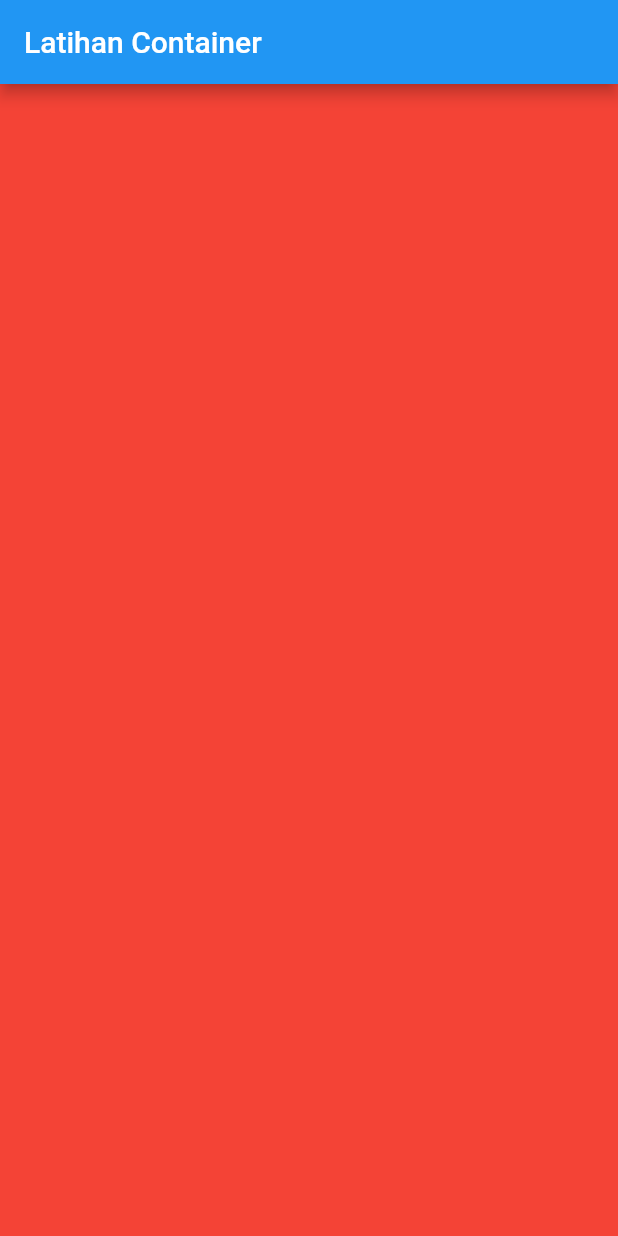
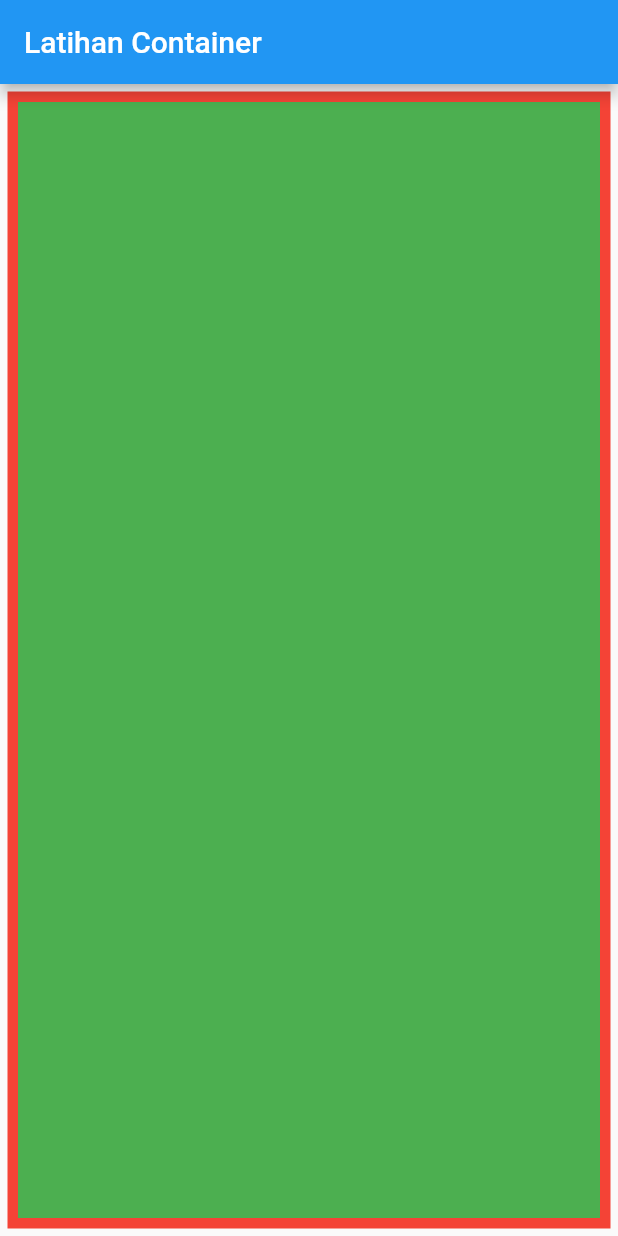
Before and after one commit to fioMei/latihan_container, a Flutter app: the screen it shows after launch, on a phone screen of 412 x 824 dp. Run offline on Flutter 3.47's test engine with Material 2 defaults, Android fonts, the phone set to English and light mode, and no system bars.

Commit message:
menambahkan container hijau

```diff
--- a/lib/main.dart
+++ b/lib/main.dart
@@ -3,12 +3,21 @@ import 'package:flutter/material.dart';
 void main() => runApp(MyApp());
 
 class MyApp extends StatelessWidget {
-
   @override
   Widget build(BuildContext context) {
     return MaterialApp(
-      home: Scaffold(appBar: AppBar(title: Text("Latihan Container"),),
-      body: Container(color: Colors.red,),
+      home: Scaffold(
+        appBar: AppBar(
+          title: Text("Latihan Container"),
+        ),
+        body: Container(
+          color: Colors.red,
+          margin: EdgeInsets.all(5),
+          padding: EdgeInsets.all(7),
+          child: Container(
+            color: Colors.green,
+          ),
+        ),
       ),
     );
   }
```
